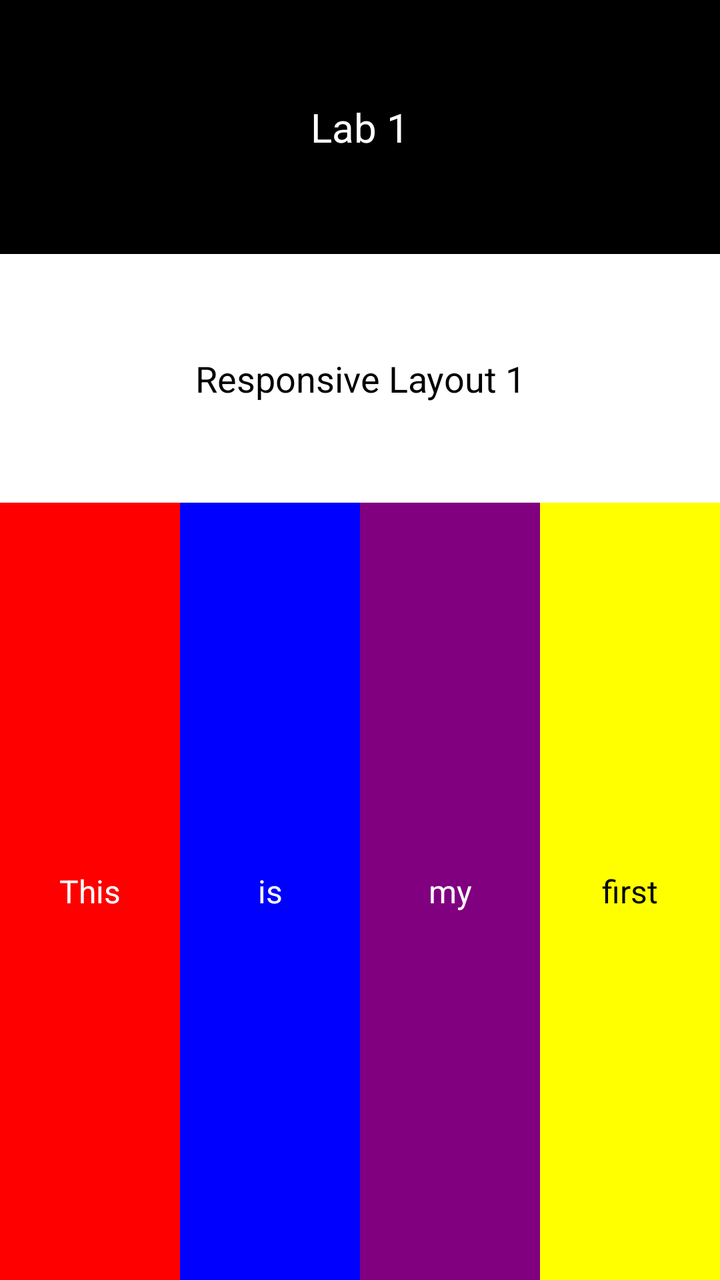
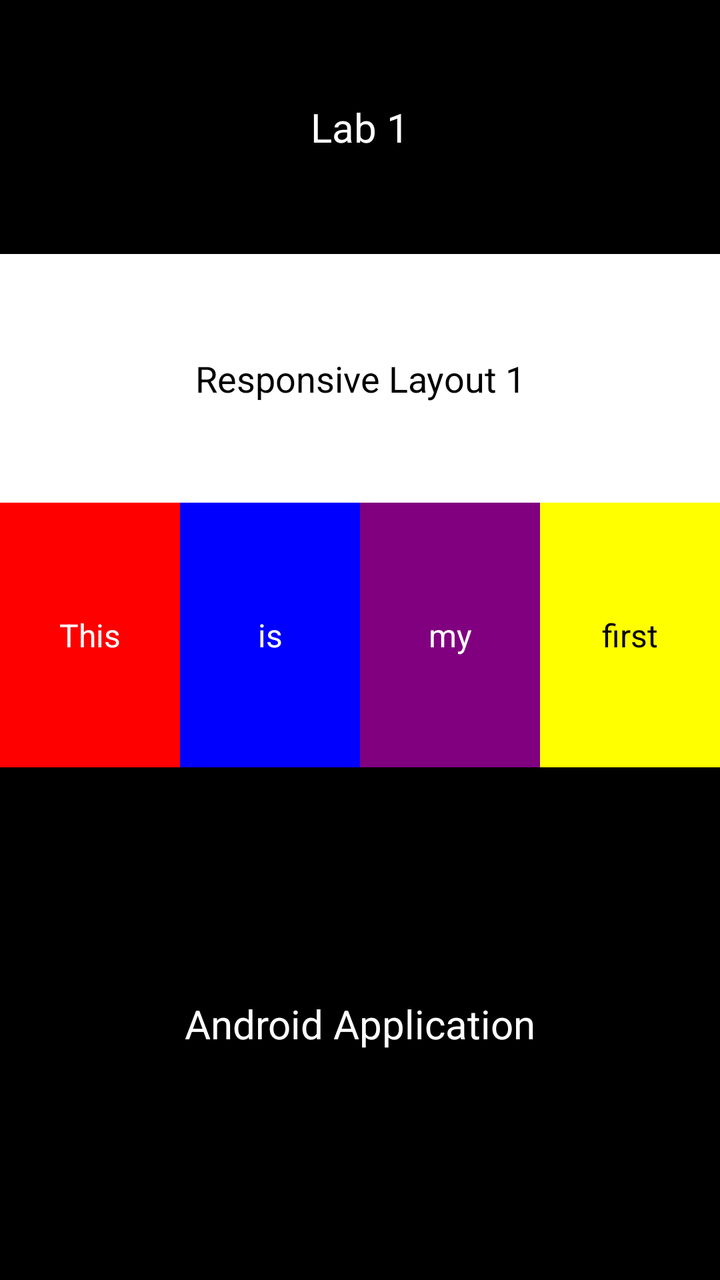

Before-and-after screenshots of an Android layout around one commit, followed by the original layout XML and the change that was made.
<!-- AndroidManifest.xml: application theme Theme.MyApplication -->
<!-- res/layout/part2.xml -->
<?xml version="1.0" encoding="utf-8"?>
<androidx.constraintlayout.widget.ConstraintLayout
    xmlns:android="http://schemas.android.com/apk/res/android"
    xmlns:app="http://schemas.android.com/apk/res-auto"
    xmlns:tools="http://schemas.android.com/tools"
    android:id="@+id/main"
    android:layout_width="match_parent"
    android:layout_height="match_parent"
    android:background="#000000"
    tools:context=".MainActivity">

    
    <TextView
        android:id="@+id/tvLab1"
        android:layout_width="0dp"
        android:layout_height="wrap_content"
        android:gravity="center"
        android:padding="50dp"
        android:text="Lab 1"
        android:textColor="#FFFFFF"
        android:textSize="20sp"
        app:layout_constraintTop_toTopOf="parent"
        app:layout_constraintStart_toStartOf="parent"
        app:layout_constraintEnd_toEndOf="parent" />

    
    <androidx.constraintlayout.widget.ConstraintLayout
        android:id="@+id/whiteSection"
        android:layout_width="0dp"
        android:layout_height="0dp"
        android:background="#FFFFFF"
        app:layout_constraintTop_toBottomOf="@id/tvLab1"
        app:layout_constraintBottom_toBottomOf="parent"
        app:layout_constraintStart_toStartOf="parent"
        app:layout_constraintEnd_toEndOf="parent"
        app:layout_constraintVertical_weight="3">

        <TextView
            android:id="@+id/tvResponsive"
            android:layout_width="0dp"
            android:layout_height="wrap_content"
            android:gravity="center"
            android:padding="50dp"
            android:text="Responsive Layout 1"
            android:textColor="#000000"
            android:textSize="18sp"
            app:layout_constraintTop_toTopOf="parent"
            app:layout_constraintStart_toStartOf="parent"
            app:layout_constraintEnd_toEndOf="parent" />

        
        <androidx.constraintlayout.widget.ConstraintLayout
            android:id="@+id/colorRow"
            android:layout_width="0dp"
            android:layout_height="0dp"
            app:layout_constraintTop_toBottomOf="@id/tvResponsive"
            app:layout_constraintBottom_toBottomOf="parent"
            app:layout_constraintStart_toStartOf="parent"
            app:layout_constraintEnd_toEndOf="parent">

            <TextView
                android:id="@+id/tvThis"
                android:layout_width="0dp"
                android:layout_height="0dp"
                android:background="#FF0000"
                android:gravity="center"
                android:text="This"
                android:textColor="#FFFFFF"
                android:textSize="16sp"
                app:layout_constraintTop_toTopOf="parent"
                app:layout_constraintBottom_toBottomOf="parent"
                app:layout_constraintStart_toStartOf="parent"
                app:layout_constraintEnd_toStartOf="@id/tvIs"
                app:layout_constraintHorizontal_weight="1" />

            <TextView
                android:id="@+id/tvIs"
                android:layout_width="0dp"
                android:layout_height="0dp"
                android:background="#0000FF"
                android:gravity="center"
                android:text="is"
                android:textColor="#FFFFFF"
                android:textSize="16sp"
                app:layout_constraintTop_toTopOf="parent"
                app:layout_constraintBottom_toBottomOf="parent"
                app:layout_constraintStart_toEndOf="@id/tvThis"
                app:layout_constraintEnd_toStartOf="@id/tvMy"
                app:layout_constraintHorizontal_weight="1" />

            <TextView
                android:id="@+id/tvMy"
                android:layout_width="0dp"
                android:layout_height="0dp"
                android:background="#800080"
                android:gravity="center"
                android:text="my"
                android:textColor="#FFFFFF"
                android:textSize="16sp"
                app:layout_constraintTop_toTopOf="parent"
                app:layout_constraintBottom_toBottomOf="parent"
                app:layout_constraintStart_toEndOf="@id/tvIs"
                app:layout_constraintEnd_toStartOf="@id/tvFirst"
                app:layout_constraintHorizontal_weight="1" />

            <TextView
                android:id="@+id/tvFirst"
                android:layout_width="0dp"
                android:layout_height="0dp"
                android:background="#FFFF00"
                android:gravity="center"
                android:text="first"
                android:textColor="#000000"
                android:textSize="16sp"
                app:layout_constraintTop_toTopOf="parent"
                app:layout_constraintBottom_toBottomOf="parent"
                app:layout_constraintStart_toEndOf="@id/tvMy"
                app:layout_constraintEnd_toEndOf="parent"
                app:layout_constraintHorizontal_weight="1" />
        </androidx.constraintlayout.widget.ConstraintLayout>
    </androidx.constraintlayout.widget.ConstraintLayout>



</androidx.constraintlayout.widget.ConstraintLayout>
<!-- resources referenced by this layout -->
<resources>
  <style name="Theme.MyApplication" parent="Base.Theme.MyApplication" />
  <style name="Base.Theme.MyApplication" parent="Theme.Material3.DayNight.NoActionBar">
          
          
      </style>
</resources>

<!-- the commit's change to res/layout/part2.xml (unified diff, before → after) -->
@@ -30,7 +30,7 @@
         android:layout_height="0dp"
         android:background="#FFFFFF"
         app:layout_constraintTop_toBottomOf="@id/tvLab1"
-        app:layout_constraintBottom_toBottomOf="parent"
+        app:layout_constraintBottom_toTopOf="@id/blackSection"
         app:layout_constraintStart_toStartOf="parent"
         app:layout_constraintEnd_toEndOf="parent"
         app:layout_constraintVertical_weight="3">
@@ -120,6 +120,31 @@
         </androidx.constraintlayout.widget.ConstraintLayout>
     </androidx.constraintlayout.widget.ConstraintLayout>
 
+    
+    <androidx.constraintlayout.widget.ConstraintLayout
+        android:id="@+id/blackSection"
+        android:layout_width="0dp"
+        android:layout_height="0dp"
+        android:background="#000000"
+        app:layout_constraintTop_toBottomOf="@id/whiteSection"
+        app:layout_constraintBottom_toBottomOf="parent"
+        app:layout_constraintStart_toStartOf="parent"
+        app:layout_constraintEnd_toEndOf="parent"
+        app:layout_constraintVertical_weight="3">
+
+        <TextView
+            android:id="@+id/tvAndroidApp"
+            android:layout_width="wrap_content"
+            android:layout_height="wrap_content"
+            android:gravity="center"
+            android:text="Android Application"
+            android:textColor="#FFFFFF"
+            android:textSize="20sp"
+            app:layout_constraintTop_toTopOf="parent"
+            app:layout_constraintBottom_toBottomOf="parent"
+            app:layout_constraintStart_toStartOf="parent"
+            app:layout_constraintEnd_toEndOf="parent" />
+    </androidx.constraintlayout.widget.ConstraintLayout>
 
 
 </androidx.constraintlayout.widget.ConstraintLayout>
